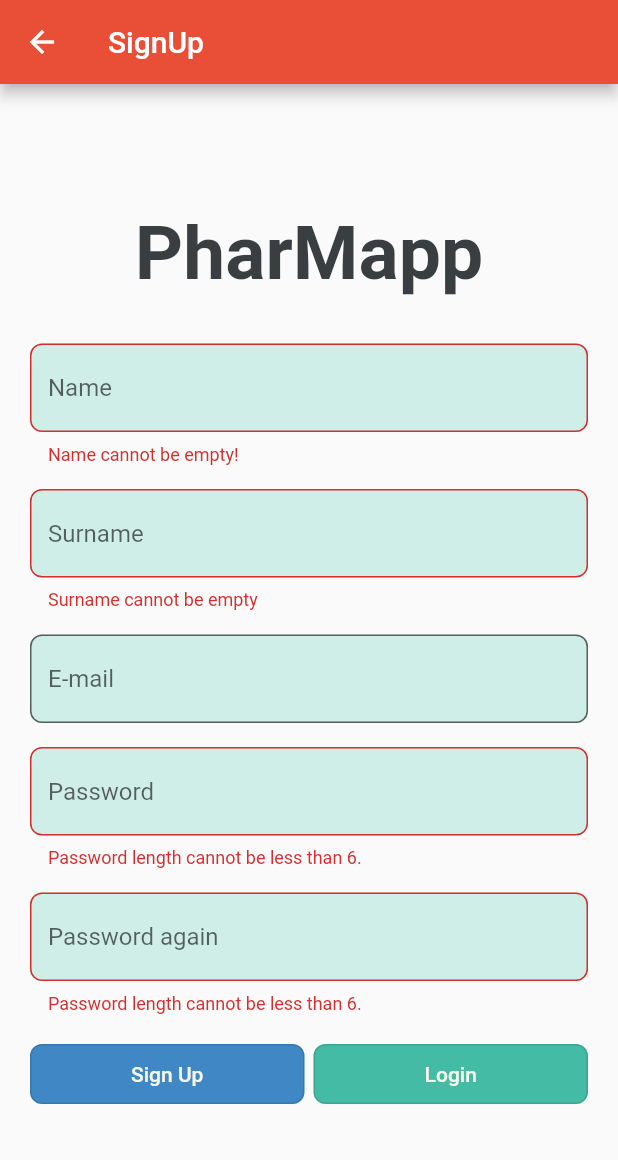
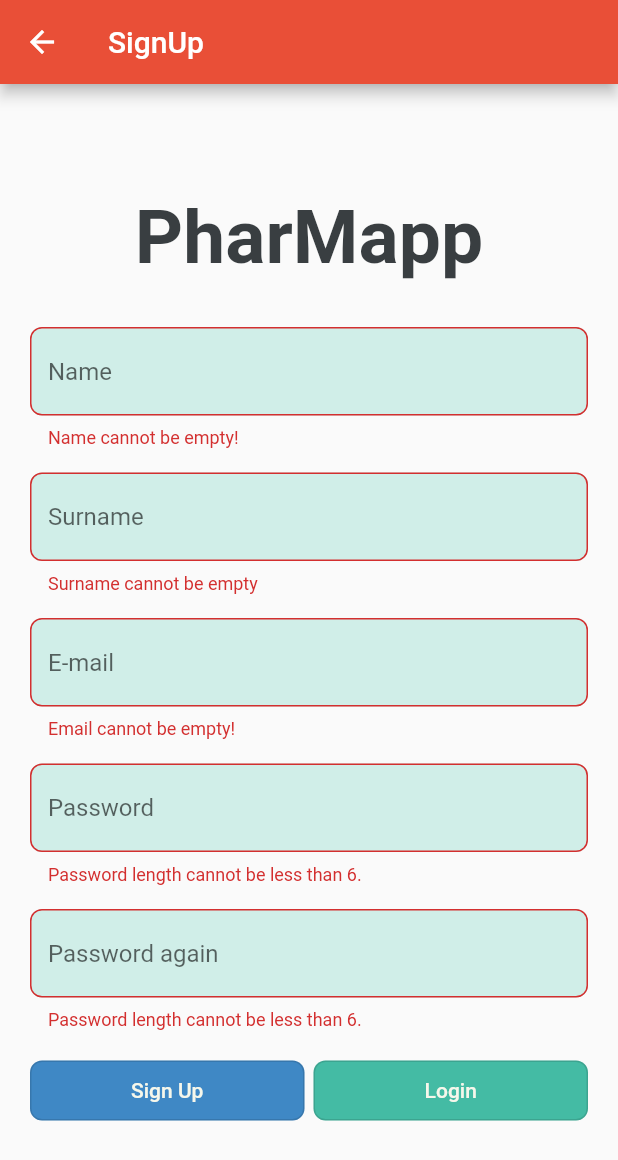
Before and after one commit to mustafaaycll/pharmapp, a Flutter app: the SignUp screen opened by its route, after a tap on "Sign Up", on a phone screen of 412 x 824 dp. Shown: the top 1160 px of the screen. Run offline on Flutter 3.47's test engine with Material 2 defaults, Android fonts, the phone set to English and light mode, and no system bars; our stand-ins replace email_validator, stylish_bottom_bar; network calls fail.

Commit message:
signup page validation fixed

```diff
--- a/lib/screens/authentication/sign_up.dart
+++ b/lib/screens/authentication/sign_up.dart
@@ -119,6 +119,14 @@ class _SignUpState extends State<SignUp> {
                       Expanded(
                         flex: 1,
                         child: TextFormField(
+                          validator: (value) {
+                            if (EmailValidator.validate(value!)) {
+                              return 'Please enter a valid email!';
+                            }
+                            if (value.isEmpty) {
+                              return 'Email cannot be empty!';
+                            }
+                          },
                           decoration: InputDecoration(
                               fillColor: AppColors.secondary75percent,
                               filled: true,
@@ -134,7 +142,6 @@ class _SignUpState extends State<SignUp> {
                             if (value != null) {
                               mail = value;
                             }
-                            if (EmailValidator.validate(value!)) {}
                           },
                         ),
                       ),
```
